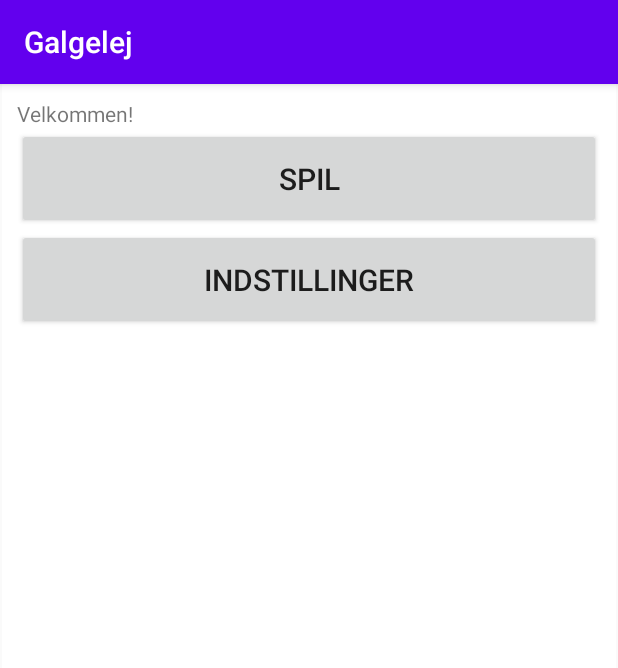
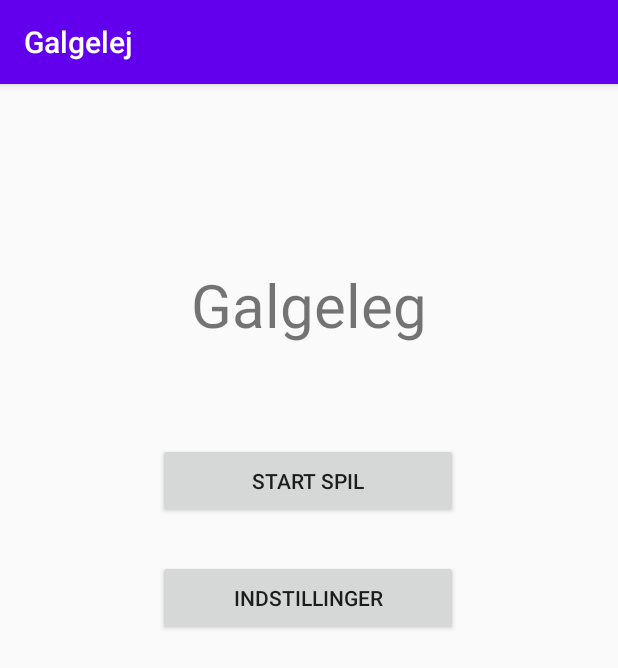
Before and after one commit to notarp1/galgelej, an Android app: the screen it shows after launch (MainActivity), on a phone screen of 412 x 824 dp. Shown: the top 668 px of the screen. Run offline under Robolectric (Android 15) with nearby library versions, the phone set to English and light mode, and no system bars; 1 statement that could not run was skipped.

Commit message:
andet commit

```diff
--- a/app/src/main/java/com/example/galgelej/GagleSpil.java
+++ b/app/src/main/java/com/example/galgelej/GagleSpil.java
@@ -1,12 +1,14 @@
 package com.example.galgelej;
 
 import android.annotation.SuppressLint;
+import android.content.SharedPreferences;
 import android.content.res.Resources;
 import android.graphics.Bitmap;
 import android.graphics.BitmapFactory;
 import android.media.Image;
 import android.net.Uri;
 import android.os.Bundle;
+import android.preference.PreferenceManager;
 import android.view.View;
 import android.widget.Button;
 import android.widget.EditText;
@@ -23,19 +25,20 @@ import Controller.GagleController;
 
 public class GagleSpil extends AppCompatActivity {
 
-    /*
     EditText charInput;
     Button bGuess;
     GagleController spil;
     TextView word;
     TextView status;
     TextView guessesWords;
-//Aktivitet
+
+    SharedPreferences prefs;
+
     @Override
     protected void onCreate(@Nullable Bundle savedInstanceState) {
         super.onCreate(savedInstanceState);
         setContentView(R.layout.activity_spil);
-
+        prefs = PreferenceManager.getDefaultSharedPreferences(this);
         spil = new GagleController();
 
         charInput = findViewById(R.id.inputString);
@@ -92,6 +95,4 @@ public class GagleSpil extends AppCompatActivity {
         ((ImageView) findViewById(R.id.imageView)).setImageResource(R.drawable.galge);
         word.setText(spil.getSynligtOrd());
     }
-
-     */
 }
--- a/app/src/main/res/layout/activity_main.xml
+++ b/app/src/main/res/layout/activity_main.xml
@@ -6,19 +6,42 @@
     android:layout_height="match_parent"
     tools:context=".MainActivity">
 
-    <FrameLayout
-        android:id="@+id/fragmentIndhold"
-        android:layout_width="409dp"
-        android:layout_height="733dp"
-        android:layout_marginStart="1dp"
-        android:layout_marginLeft="1dp"
-        android:layout_marginEnd="1dp"
-        android:layout_marginRight="1dp"
-        android:background="#FFFFFF"
+    <TextView
+        android:id="@+id/menuText"
+        android:layout_width="wrap_content"
+        android:layout_height="wrap_content"
+        android:text="Galgeleg"
+        android:textSize="40sp"
+        app:layout_constraintBottom_toBottomOf="parent"
         app:layout_constraintEnd_toEndOf="parent"
+        app:layout_constraintHorizontal_bias="0.5"
         app:layout_constraintStart_toStartOf="parent"
-        tools:layout_editor_absoluteY="-2dp">
+        app:layout_constraintTop_toTopOf="parent"
+        app:layout_constraintVertical_bias="0.168" />
 
-    </FrameLayout>
+    <Button
+        android:id="@+id/startButton"
+        android:layout_width="200dp"
+        android:layout_height="50dp"
+        android:text="Start Spil"
+        app:layout_constraintBottom_toBottomOf="parent"
+        app:layout_constraintEnd_toEndOf="parent"
+        app:layout_constraintHorizontal_bias="0.498"
+        app:layout_constraintStart_toStartOf="parent"
+        app:layout_constraintTop_toTopOf="parent"
+        app:layout_constraintVertical_bias="0.333" />
+
+    <Button
+        android:id="@+id/optionButton"
+        android:layout_width="200dp"
+        android:layout_height="50dp"
+        android:layout_marginTop="28dp"
+        android:text="Indstillinger"
+        app:layout_constraintBottom_toBottomOf="parent"
+        app:layout_constraintEnd_toEndOf="parent"
+        app:layout_constraintHorizontal_bias="0.498"
+        app:layout_constraintStart_toStartOf="parent"
+        app:layout_constraintTop_toBottomOf="@+id/startButton"
+        app:layout_constraintVertical_bias="0.0" />
 
 </androidx.constraintlayout.widget.ConstraintLayout>
```
Also changed, not shown: app/src/main/java/Controller/GagleController.java (+8 -0 lines).
